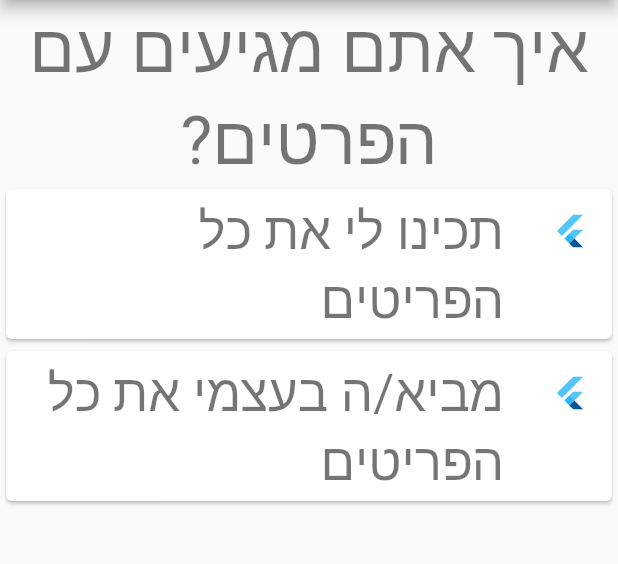
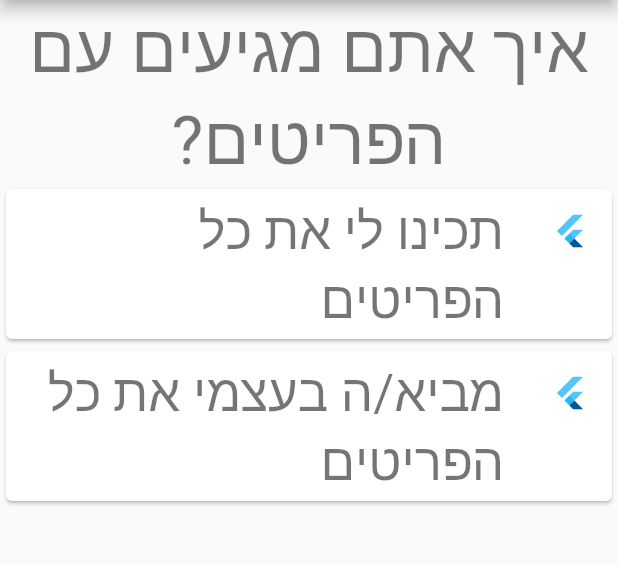
Before and after one commit to puzolabs/hamikdash-frontend, a Flutter app: the ComingOptionsPage screen opened directly, on a phone screen of 412 x 824 dp, the part 84-648 px from its top. Run offline on Flutter 3.47's test engine with Material 2 defaults, Android fonts, the phone set to English and light mode, and no system bars.

Commit message:
fix typo

```diff
--- a/hamikdash_sheli/lib/pages/coming_options_page.dart
+++ b/hamikdash_sheli/lib/pages/coming_options_page.dart
@@ -49,7 +49,7 @@ class ComingOptionsPage extends StatelessWidget {
             mainAxisAlignment: MainAxisAlignment.start,
             children: [
               Text(
-                "איך אתם מגיעים עם הפרטים?",
+                "איך אתם מגיעים עם הפריטים?",
                 style: Theme.of(context).textTheme.headline3,
                 textAlign: TextAlign.center,
               ),
```
